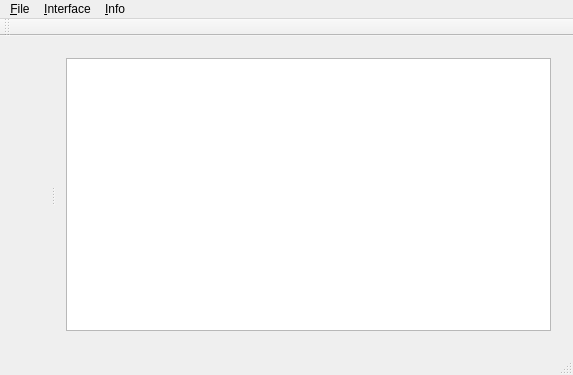
Qt form SimplePad/SimplePad.ui (PracticalTasks/SimplePad) before a commit.
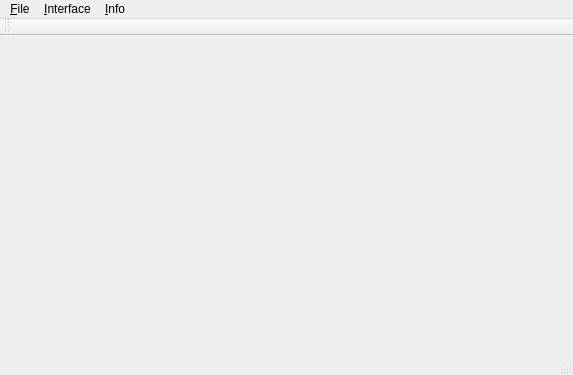
The same form after that commit. Icons and pictures are not drawn.

The edit to the form file:
```diff
--- a/SimplePad/SimplePad.ui
+++ b/SimplePad/SimplePad.ui
@@ -20,41 +20,7 @@
      <verstretch>0</verstretch>
     </sizepolicy>
    </property>
-   <layout class="QGridLayout" name="gridLayout_3">
-    <item row="0" column="0">
-     <widget class="QSplitter" name="splitter">
-      <property name="sizePolicy">
-       <sizepolicy hsizetype="Expanding" vsizetype="Expanding">
-        <horstretch>0</horstretch>
-        <verstretch>0</verstretch>
-       </sizepolicy>
-      </property>
-      <property name="minimumSize">
-       <size>
-        <width>0</width>
-        <height>0</height>
-       </size>
-      </property>
-      <property name="orientation">
-       <enum>Qt::Horizontal</enum>
-      </property>
-      <widget class="QWidget" name="gridLayoutWidget">
-       <layout class="QGridLayout" name="gridLayout">
-        <property name="spacing">
-         <number>0</number>
-        </property>
-       </layout>
-      </widget>
-      <widget class="QWidget" name="gridLayoutWidget_2">
-       <layout class="QGridLayout" name="gridLayout_2">
-        <item row="0" column="0">
-         <widget class="QTextEdit" name="textEdit"/>
-        </item>
-       </layout>
-      </widget>
-     </widget>
-    </item>
-   </layout>
+   <layout class="QGridLayout" name="gridLayout_3"/>
   </widget>
   <widget class="QMenuBar" name="menuBar">
    <property name="geometry">
```
